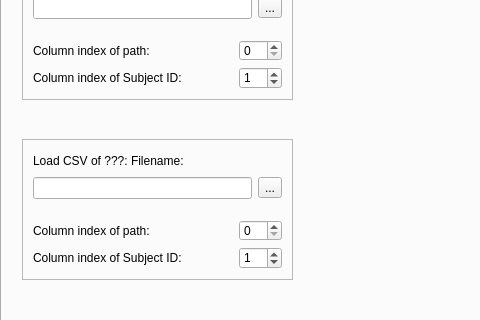
Qt form mainwindow.ui (nintendops/T1T2FiberAnalyzer) before a commit; both pictures show x 0 to 480 and y 106 to 426 of the 906 by 536 pixel window.
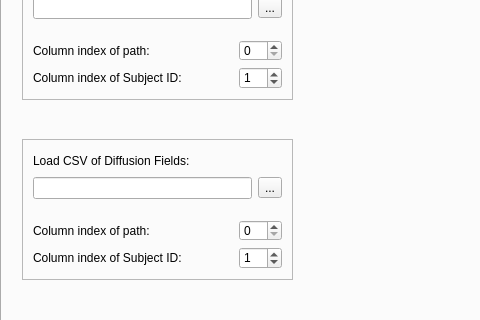
The same form after that commit.

```diff
--- a/mainwindow.ui
+++ b/mainwindow.ui
@@ -171,7 +171,7 @@
         <item>
          <widget class="QLabel" name="label_5">
           <property name="text">
-           <string>Load CSV of ???: Filename:</string>
+           <string>Load CSV of Diffusion Fields: </string>
           </property>
          </widget>
         </item>
```
